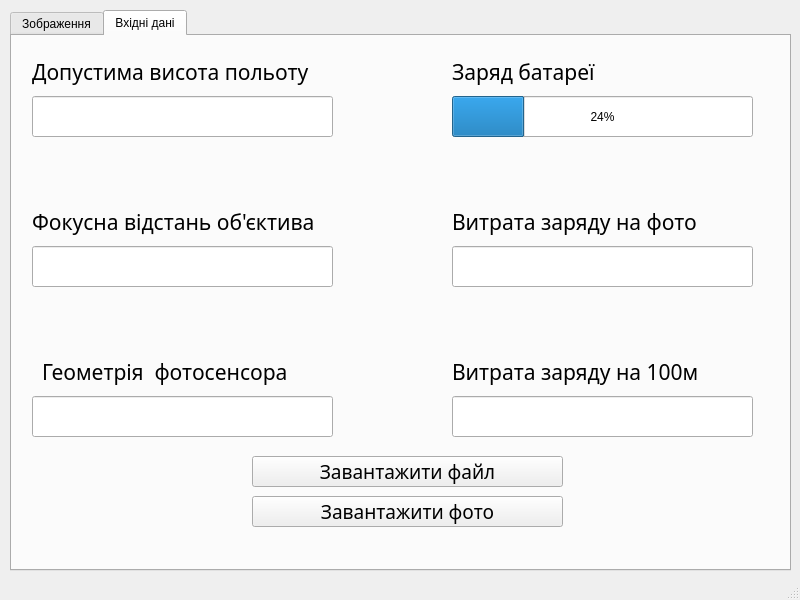
This is UI/demo_1.ui in aquamarissa/ImageTrick as Qt 5 draws it before an edit. The edited form follows.
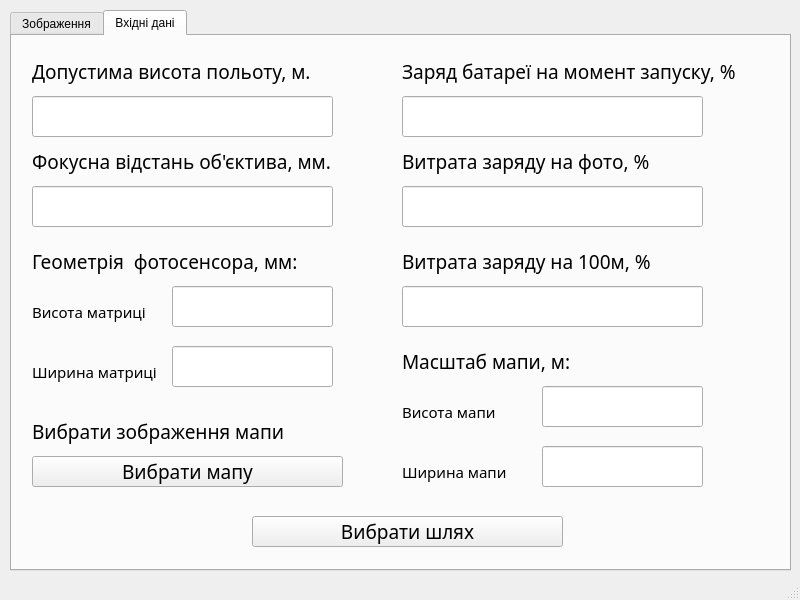
This is the edited form. The open tabs and pages were chosen to show the change.

Patch:
```diff
--- a/UI/demo_1.ui
+++ b/UI/demo_1.ui
@@ -83,19 +83,19 @@
       <property name="font">
        <font>
         <family>aakar</family>
-        <pointsize>16</pointsize>
+        <pointsize>14</pointsize>
         <italic>false</italic>
        </font>
       </property>
       <property name="text">
-       <string>Допустима висота польоту</string>
+       <string>Допустима висота польоту, м.</string>
       </property>
      </widget>
      <widget class="QLineEdit" name="lineEdit_2">
       <property name="geometry">
        <rect>
         <x>20</x>
-        <y>210</y>
+        <y>150</y>
         <width>301</width>
         <height>41</height>
        </rect>
@@ -105,27 +105,27 @@
       <property name="geometry">
        <rect>
         <x>20</x>
-        <y>170</y>
-        <width>331</width>
+        <y>110</y>
+        <width>341</width>
         <height>31</height>
        </rect>
       </property>
       <property name="font">
        <font>
         <family>aakar</family>
-        <pointsize>16</pointsize>
+        <pointsize>14</pointsize>
        </font>
       </property>
       <property name="text">
-       <string>Фокусна відстань об'єктива</string>
+       <string>Фокусна відстань об'єктива, мм.</string>
       </property>
      </widget>
      <widget class="QLineEdit" name="lineEdit_3">
       <property name="geometry">
        <rect>
-        <x>20</x>
-        <y>360</y>
-        <width>301</width>
+        <x>160</x>
+        <y>250</y>
+        <width>161</width>
         <height>41</height>
        </rect>
       </property>
@@ -133,8 +133,8 @@
      <widget class="QLabel" name="label_4">
       <property name="geometry">
        <rect>
-        <x>30</x>
-        <y>320</y>
+        <x>20</x>
+        <y>210</y>
         <width>321</width>
         <height>31</height>
        </rect>
@@ -142,51 +142,38 @@
       <property name="font">
        <font>
         <family>aakar</family>
-        <pointsize>16</pointsize>
+        <pointsize>14</pointsize>
        </font>
       </property>
       <property name="text">
-       <string>Геометрія  фотосенсора </string>
-      </property>
-     </widget>
-     <widget class="QProgressBar" name="progressBar">
-      <property name="geometry">
-       <rect>
-        <x>440</x>
-        <y>60</y>
-        <width>301</width>
-        <height>41</height>
-       </rect>
-      </property>
-      <property name="value">
-       <number>24</number>
+       <string>Геометрія  фотосенсора, мм:</string>
       </property>
      </widget>
      <widget class="QLabel" name="label_5">
       <property name="geometry">
        <rect>
-        <x>440</x>
+        <x>390</x>
         <y>10</y>
-        <width>201</width>
+        <width>421</width>
         <height>51</height>
        </rect>
       </property>
       <property name="font">
        <font>
         <family>aakar</family>
-        <pointsize>16</pointsize>
+        <pointsize>14</pointsize>
         <italic>false</italic>
        </font>
       </property>
       <property name="text">
-       <string>Заряд батареї</string>
+       <string>Заряд батареї на момент запуску, %</string>
       </property>
      </widget>
      <widget class="QLabel" name="label_6">
       <property name="geometry">
        <rect>
-        <x>440</x>
-        <y>170</y>
+        <x>390</x>
+        <y>110</y>
         <width>331</width>
         <height>31</height>
        </rect>
@@ -194,18 +181,18 @@
       <property name="font">
        <font>
         <family>aakar</family>
-        <pointsize>16</pointsize>
+        <pointsize>14</pointsize>
        </font>
       </property>
       <property name="text">
-       <string>Витрата заряду на фото</string>
+       <string>Витрата заряду на фото, %</string>
       </property>
      </widget>
      <widget class="QLineEdit" name="lineEdit_4">
       <property name="geometry">
        <rect>
-        <x>440</x>
-        <y>210</y>
+        <x>390</x>
+        <y>150</y>
         <width>301</width>
         <height>41</height>
        </rect>
@@ -214,8 +201,8 @@
      <widget class="QLabel" name="label_7">
       <property name="geometry">
        <rect>
-        <x>440</x>
-        <y>320</y>
+        <x>390</x>
+        <y>210</y>
         <width>321</width>
         <height>31</height>
        </rect>
@@ -223,18 +210,18 @@
       <property name="font">
        <font>
         <family>aakar</family>
-        <pointsize>16</pointsize>
+        <pointsize>14</pointsize>
        </font>
       </property>
       <property name="text">
-       <string>Витрата заряду на 100м</string>
+       <string>Витрата заряду на 100м, %</string>
       </property>
      </widget>
      <widget class="QLineEdit" name="lineEdit_5">
       <property name="geometry">
        <rect>
-        <x>440</x>
-        <y>360</y>
+        <x>390</x>
+        <y>250</y>
         <width>301</width>
         <height>41</height>
        </rect>
@@ -244,7 +231,7 @@
       <property name="geometry">
        <rect>
         <x>240</x>
-        <y>420</y>
+        <y>480</y>
         <width>311</width>
         <height>31</height>
        </rect>
@@ -256,14 +243,92 @@
        </font>
       </property>
       <property name="text">
-       <string>Завантажити файл</string>
+       <string>Вибрати шлях</string>
+      </property>
+     </widget>
+     <widget class="QLineEdit" name="lineEdit_6">
+      <property name="geometry">
+       <rect>
+        <x>160</x>
+        <y>310</y>
+        <width>161</width>
+        <height>41</height>
+       </rect>
+      </property>
+     </widget>
+     <widget class="QLabel" name="label_8">
+      <property name="geometry">
+       <rect>
+        <x>20</x>
+        <y>260</y>
+        <width>141</width>
+        <height>31</height>
+       </rect>
+      </property>
+      <property name="font">
+       <font>
+        <family>Abyssinica SIL</family>
+        <pointsize>11</pointsize>
+       </font>
+      </property>
+      <property name="text">
+       <string>Висота матриці</string>
+      </property>
+     </widget>
+     <widget class="QLabel" name="label_9">
+      <property name="geometry">
+       <rect>
+        <x>20</x>
+        <y>320</y>
+        <width>141</width>
+        <height>31</height>
+       </rect>
+      </property>
+      <property name="font">
+       <font>
+        <family>Abyssinica SIL</family>
+        <pointsize>11</pointsize>
+       </font>
+      </property>
+      <property name="text">
+       <string>Ширина матриці</string>
+      </property>
+     </widget>
+     <widget class="QLineEdit" name="lineEdit_7">
+      <property name="geometry">
+       <rect>
+        <x>390</x>
+        <y>60</y>
+        <width>301</width>
+        <height>41</height>
+       </rect>
+      </property>
+     </widget>
+     <widget class="QLabel" name="label_10">
+      <property name="geometry">
+       <rect>
+        <x>20</x>
+        <y>380</y>
+        <width>331</width>
+        <height>31</height>
+       </rect>
+      </property>
+      <property name="font">
+       <font>
+        <family>aakar</family>
+        <pointsize>14</pointsize>
+        <italic>false</italic>
+       </font>
+      </property>
+      <property name="text">
+       <string>Вибрати зображення мапи</string>
       </property>
      </widget>
      <widget class="QPushButton" name="pushButton_2">
       <property name="geometry">
        <rect>
-        <x>240</x>
-        <y>460</y>
+        <x>20</x>
+        <y>420</y>
         <width>311</width>
         <height>31</height>
        </rect>
@@ -275,7 +340,84 @@
        </font>
       </property>
       <property name="text">
-       <string>Завантажити фото</string>
+       <string>Вибрати мапу</string>
+      </property>
+     </widget>
+     <widget class="QLabel" name="label_11">
+      <property name="geometry">
+       <rect>
+        <x>390</x>
+        <y>310</y>
+        <width>321</width>
+        <height>31</height>
+       </rect>
+      </property>
+      <property name="font">
+       <font>
+        <family>aakar</family>
+        <pointsize>14</pointsize>
+       </font>
+      </property>
+      <property name="text">
+       <string>Масштаб мапи, м:</string>
+      </property>
+     </widget>
+     <widget class="QLabel" name="label_12">
+      <property name="geometry">
+       <rect>
+        <x>390</x>
+        <y>360</y>
+        <width>141</width>
+        <height>31</height>
+       </rect>
+      </property>
+      <property name="font">
+       <font>
+        <family>Abyssinica SIL</family>
+        <pointsize>11</pointsize>
+       </font>
+      </property>
+      <property name="text">
+       <string>Висота мапи</string>
+      </property>
+     </widget>
+     <widget class="QLabel" name="label_13">
+      <property name="geometry">
+       <rect>
+        <x>390</x>
+        <y>420</y>
+        <width>141</width>
+        <height>31</height>
+       </rect>
+      </property>
+      <property name="font">
+       <font>
+        <family>Abyssinica SIL</family>
+        <pointsize>11</pointsize>
+       </font>
+      </property>
+      <property name="text">
+       <string>Ширина мапи</string>
+      </property>
+     </widget>
+     <widget class="QLineEdit" name="lineEdit_8">
+      <property name="geometry">
+       <rect>
+        <x>530</x>
+        <y>410</y>
+        <width>161</width>
+        <height>41</height>
+       </rect>
+      </property>
+     </widget>
+     <widget class="QLineEdit" name="lineEdit_9">
+      <property name="geometry">
+       <rect>
+        <x>530</x>
+        <y>350</y>
+        <width>161</width>
+        <height>41</height>
+       </rect>
       </property>
      </widget>
     </widget>
```
Left out of the diff: 2 changed lines with no effect on the pictures.
